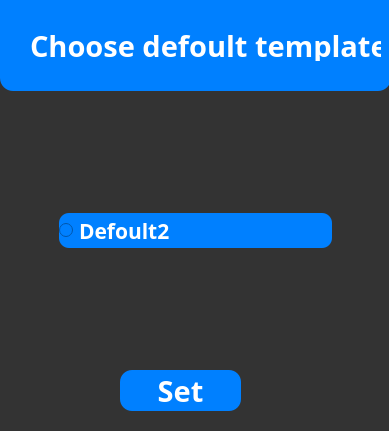
Alchemmist/SchoolRing, file ui/choose_defoult_templateui.ui: the form before one commit.
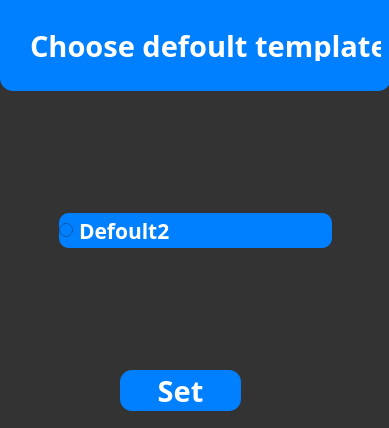
The form after the commit. Icons and pictures are not drawn.

What changed in the file:
```diff
--- a/ui/choose_defoult_templateui.ui
+++ b/ui/choose_defoult_templateui.ui
@@ -7,7 +7,7 @@
     <x>0</x>
     <y>0</y>
     <width>389</width>
-    <height>431</height>
+    <height>428</height>
    </rect>
   </property>
   <property name="font">
```
